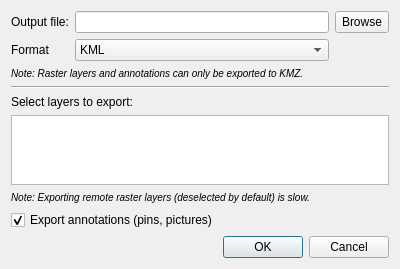
This is src/ui/qgskmlexportdialogbase.ui in kadas-albireo/kadas-albireo as Qt 5 draws it before an edit. The edited form follows.
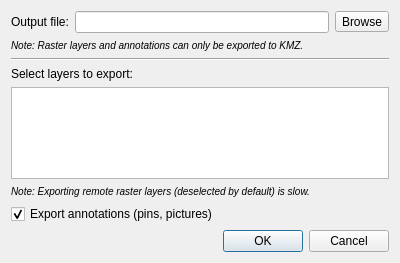
This is the edited form.

Diff of the .ui file:
```diff
--- a/src/ui/qgskmlexportdialogbase.ui
+++ b/src/ui/qgskmlexportdialogbase.ui
@@ -14,14 +14,14 @@
    <string>KML export</string>
   </property>
   <layout class="QGridLayout" name="gridLayout">
-   <item row="3" column="0" colspan="3">
+   <item row="2" column="0" colspan="3">
     <widget class="Line" name="line">
      <property name="orientation">
       <enum>Qt::Horizontal</enum>
      </property>
     </widget>
    </item>
-   <item row="6" column="0" colspan="3">
+   <item row="5" column="0" colspan="3">
     <widget class="QLabel" name="label_3">
      <property name="text">
       <string>&lt;html&gt;&lt;head/&gt;&lt;body&gt;&lt;p&gt;&lt;span style=&quot; font-size:small; font-style:italic;&quot;&gt;Note: Exporting remote raster layers (deselected by default) is slow.&lt;/span&gt;&lt;/p&gt;&lt;/body&gt;&lt;/html&gt;</string>
@@ -38,7 +38,7 @@
      </property>
     </widget>
    </item>
-   <item row="4" column="0" colspan="3">
+   <item row="3" column="0" colspan="3">
     <widget class="QLabel" name="label">
      <property name="text">
       <string>Select layers to export:</string>
@@ -51,7 +51,7 @@
    <item row="0" column="2">
     <widget class="QToolButton" name="mFileSelectionButton">
      <property name="sizePolicy">
-      <sizepolicy hsizetype="Fixed" vsizetype="MinimumExpanding">
+      <sizepolicy hsizetype="Fixed" vsizetype="Fixed">
        <horstretch>0</horstretch>
        <verstretch>0</verstretch>
       </sizepolicy>
@@ -61,11 +61,11 @@
      </property>
     </widget>
    </item>
-   <item row="5" column="0" colspan="3">
+   <item row="4" column="0" colspan="3">
     <widget class="QListWidget" name="mLayerListWidget"/>
    </item>
-   <item row="9" column="0" colspan="3">
-    <widget class="QDialogButtonBox" name="buttonBox">
+   <item row="8" column="0" colspan="3">
+    <widget class="QDialogButtonBox" name="mButtonBox">
      <property name="orientation">
       <enum>Qt::Horizontal</enum>
      </property>
@@ -74,28 +74,7 @@
      </property>
     </widget>
    </item>
-   <item row="1" column="0">
-    <widget class="QLabel" name="mFormatLabel">
-     <property name="text">
-      <string>Format</string>
-     </property>
-    </widget>
-   </item>
-   <item row="1" column="1">
-    <widget class="QComboBox" name="mFormatComboBox">
-     <item>
-      <property name="text">
-       <string>KML</string>
-      </property>
-     </item>
-     <item>
-      <property name="text">
-       <string>KMZ</string>
-      </property>
-     </item>
-    </widget>
-   </item>
-   <item row="7" column="0" colspan="3">
+   <item row="6" column="0" colspan="3">
     <widget class="QCheckBox" name="mAnnotationsCheckBox">
      <property name="text">
       <string>Export annotations (pins, pictures)</string>
@@ -105,7 +84,7 @@
      </property>
     </widget>
    </item>
-   <item row="2" column="0" colspan="3">
+   <item row="1" column="0" colspan="3">
     <widget class="QLabel" name="label_2">
      <property name="text">
       <string>&lt;html&gt;&lt;head/&gt;&lt;body&gt;&lt;p&gt;&lt;span style=&quot; font-size:small; font-style:italic;&quot;&gt;Note: Raster layers and annotations can only be exported to KMZ.&lt;/span&gt;&lt;/p&gt;&lt;/body&gt;&lt;/html&gt;</string>
```
Left out of the diff: 10 changed lines with no effect on the pictures.
